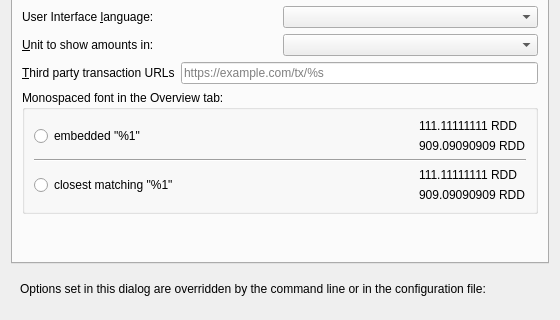
Qt form src/qt/forms/optionsdialog.ui (Crestington/MaryJane) before a commit; both pictures show x 0 to 560 and y 96 to 416 of the 560 by 500 pixel window.
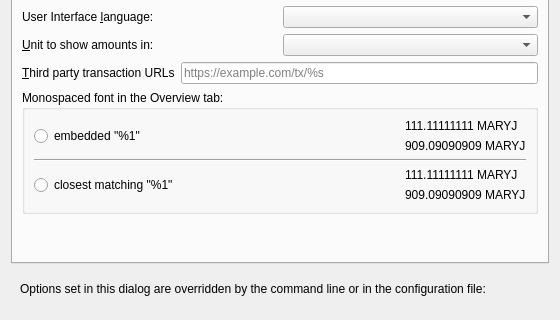
The same form after that commit. The open tabs and pages were chosen to show the change. Custom widgets are drawn as their Qt base class.

What changed in the file:
```diff
--- a/src/qt/forms/optionsdialog.ui
+++ b/src/qt/forms/optionsdialog.ui
@@ -804,14 +804,14 @@
               <item>
                <widget class="QLabel" name="embeddedFont_label_1">
                 <property name="text">
-                 <string notr="true">111.11111111 RDD</string>
+                 <string notr="true">111.11111111 MARYJ</string>
                 </property>
                </widget>
               </item>
               <item>
                <widget class="QLabel" name="embeddedFont_label_9">
                 <property name="text">
-                 <string notr="true">909.09090909 RDD</string>
+                 <string notr="true">909.09090909 MARYJ</string>
                 </property>
                </widget>
               </item>
@@ -853,14 +853,14 @@
               <item>
                <widget class="QLabel" name="systemFont_label_1">
                 <property name="text">
-                 <string notr="true">111.11111111 RDD</string>
+                 <string notr="true">111.11111111 MARYJ</string>
                 </property>
                </widget>
               </item>
               <item>
                <widget class="QLabel" name="systemFont_label_9">
                 <property name="text">
-                 <string notr="true">909.09090909 RDD</string>
+                 <string notr="true">909.09090909 MARYJ</string>
                 </property>
                </widget>
               </item>
```
Left out of the diff: 10 changed lines with no effect on the pictures.
